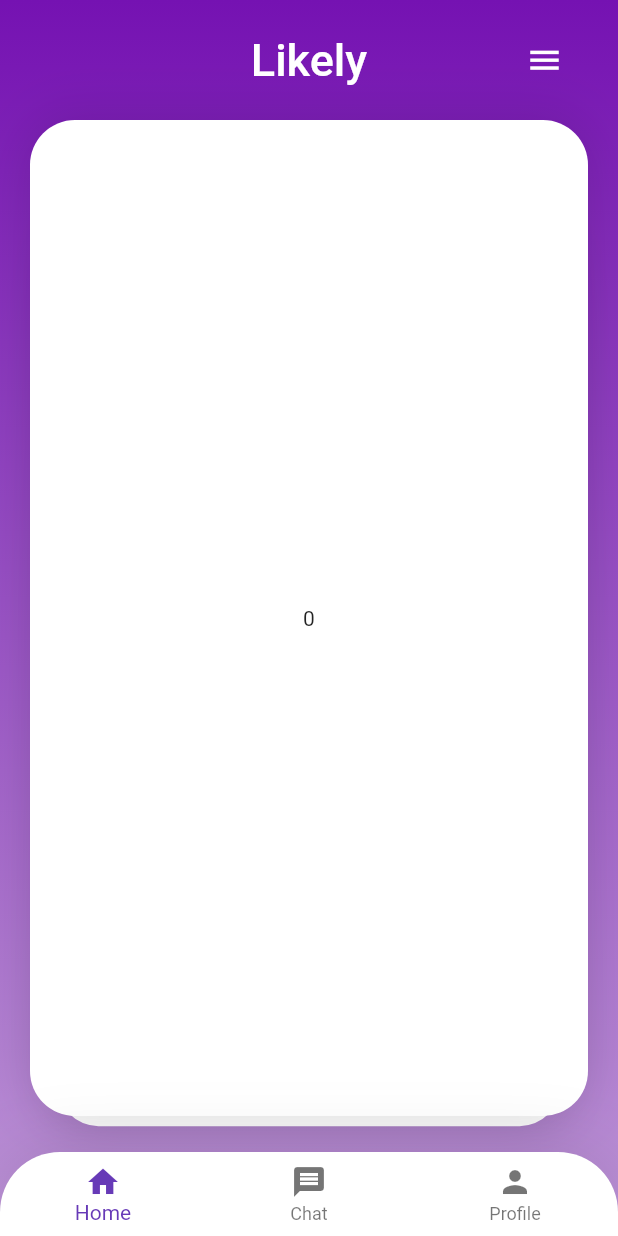
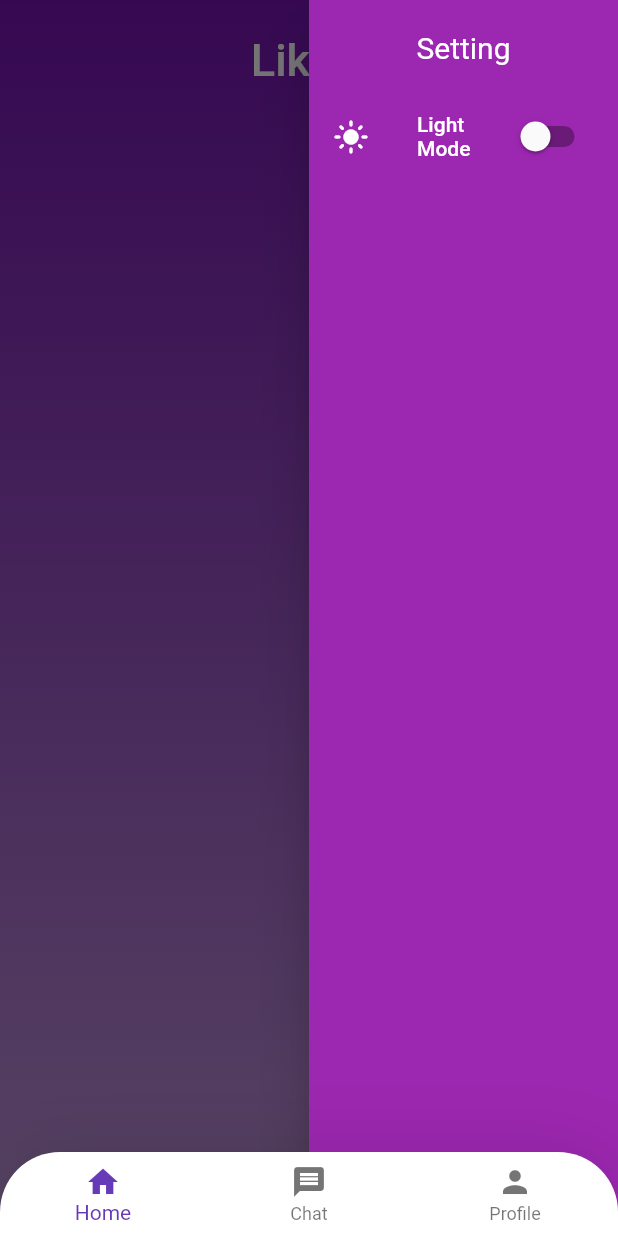
Before and after one commit to rafiizdhr/Likely, a Flutter app: the screen it shows after launch, after a tap on "Sign In", after a tap on the "menu" icon, on a phone screen of 412 x 824 dp. Run offline on Flutter 3.47's test engine with Material 2 defaults, Android fonts, the phone set to English and light mode, and no system bars; drawn by our look-alikes of appinio_swiper; our stand-ins replace cloud_firestore, firebase_core, get, google_fonts, image_picker; accounts and stored records are empty; statements that could not run were skipped.

Commit message:
add drawer untuk setting

```diff
--- a/lib/main.dart
+++ b/lib/main.dart
@@ -25,11 +25,17 @@
       providers: [
         ChangeNotifierProvider(
           create: (BuildContext context) => PageData(),
+        ),
+        ChangeNotifierProvider(
+          create: (BuildContext context) => ThemeModeData(),
         )
       ],
       child: Builder(
         builder: (context) {
           return MaterialApp(
+            theme: ThemeData(),
+            darkTheme: ThemeData(brightness: Brightness.dark),
+            themeMode: Provider.of<ThemeModeData>(context).themeMode,
             debugShowCheckedModeBanner: false,
             routes: {
               "/navbar": (ctx) => BottomNavBar(),
--- /dev/null
+++ b/lib/models/users.dart
@@ -0,0 +1,14 @@
+class DataUser {
+  String? nama;
+  String? jenis_kelamin;
+  String? foto;
+  int? umur;
+
+  DataUser({
+    required nama,
+    required gender,
+    required umur,
+    required foto,
+
+  });
+}
--- a/lib/pages/home_screen.dart
+++ b/lib/pages/home_screen.dart
@@ -16,18 +16,19 @@
     return Scaffold(
       extendBody: true,
       extendBodyBehindAppBar: true,
+      endDrawer: MyDrawer(),
       appBar: AppBar(
         foregroundColor: Colors.white,
         toolbarHeight: 80,
-        actions: [
-          Padding(
-            padding: const EdgeInsets.only(right: 25),
-            child: IconButton(
-              onPressed: () {},
-              icon: const Icon(Icons.menu, size: 25),
-            ),
-          ),
-        ],
+        // actions: [
+        //   Padding(
+        //     padding: const EdgeInsets.only(right: 25),
+        //     child: IconButton(
+        //       onPressed: drwr,
+        //       icon: const Icon(Icons.menu, size: 25),
+        //     ),
+        //   ),
+        // ],
         title: const Text(
           "Likely",
           style: TextStyle(fontSize: 30),
@@ -59,30 +60,55 @@
 }
 
 class Swiper extends StatelessWidget {
-  Swiper({super.key});
-  List<Kartu> woy = List.generate(
-    10,
-    (index) => Kartu(
-      warna: Colors.white,
-      teks: index.toString(),
-    ),
+  Future<List<DataUser>> fetchData() async {
+    QuerySnapshot<Map<String, dynamic>> querySnapshot =
+        await FirebaseFirestore.instance.collection('users').get();
+
+    return querySnapshot.docs.map((doc) {
+      return DataUser(
+        nama: doc['nama'],
+        gender: doc['jenis_kelamin'],
+        umur: doc['umur'],
+        foto: doc['foto'],
       );
+    }).toList();
+  }
 
   @override
   Widget build(BuildContext context) {
+    return FutureBuilder<List<DataUser>>(
+      future: fetchData(),
+      builder: (context, snapshot) {
+        if (snapshot.connectionState == ConnectionState.waiting) {
+          return CircularProgressIndicator();
+        } else if (snapshot.hasError) {
+          return Text('Error: ${snapshot.error}');
+        } else {
+          List<Kartu> cards = snapshot.data!.map((user) {
+            return Kartu(
+              warna: Colors.white,
+              teks: user.nama ?? "",
+            );
+          }).toList();
+
           return AppinioSwiper(
-      cardsCount: 10,
+            cardsCount: cards.length,
             onSwiping: (AppinioSwiperDirection direction) {
               print(direction.toString());
             },
             cardsBuilder: (BuildContext context, int index) {
-        return woy[index];
+              return cards[index];
             },
             swipeOptions: const AppinioSwipeOptions.symmetric(horizontal: true),
             onSwipe: (index, direction) {
-        if (direction == AppinioSwiperDirection.right) {}
+              if (direction == AppinioSwiperDirection.right) {
+                // Handle right swipe
+              }
             },
             loop: true,
+          );
+        }
+      },
     );
   }
 }
@@ -101,7 +127,8 @@
         color: warna,
         boxShadow: [
           BoxShadow(color: Colors.black12, spreadRadius: 1, blurRadius: 30)
-          ]),
+        ],
+      ),
       alignment: Alignment.center,
       child: Text(teks),
     );
--- a/lib/pages/pages.dart
+++ b/lib/pages/pages.dart
@@ -1,11 +1,13 @@
 import 'dart:io';
 import 'package:get/get.dart';
 import '../widgets/widgets.dart';
+import '../models/users.dart';
 import 'package:flutter/material.dart';
 import 'package:flutter/cupertino.dart';
 import 'package:google_fonts/google_fonts.dart';
 import 'package:image_picker/image_picker.dart';
 import 'package:appinio_swiper/appinio_swiper.dart';
+import 'package:cloud_firestore/cloud_firestore.dart';
 
 part 'chat_page.dart';
 part 'home_screen.dart';
--- a/lib/pages/signin.dart
+++ b/lib/pages/signin.dart
@@ -89,7 +89,7 @@
                       String email = emailController.text;
                       String password = passwordController.text;
 
-                      Navigator.pushReplacementNamed(context, '/navbar');
+                      Navigator.popAndPushNamed(context, "/navbar");
                     },
                     style: ButtonStyle(
                       fixedSize: MaterialStateProperty.all<Size>(Size(300, 45)),
--- /dev/null
+++ b/lib/widgets/drawer.dart
@@ -0,0 +1,54 @@
+part of 'widgets.dart';
+
+class ThemeModeData extends ChangeNotifier {
+  ThemeMode _themeMode = ThemeMode.system;
+  ThemeMode get themeMode => _themeMode;
+  bool get isDarkModeActive => _themeMode == ThemeMode.dark;
+
+  void changeTheme(ThemeMode themeMode) {
+    _themeMode = themeMode;
+    notifyListeners();
+  }
+}
+
+class MyDrawer extends StatelessWidget {
+  const MyDrawer({super.key});
+
+  @override
+  Widget build(BuildContext context) {
+    var isDark = Provider.of<ThemeModeData>(context).isDarkModeActive;
+    return Drawer(
+      backgroundColor: Colors.purple,
+      width: Get.width * 0.5,
+      child: Column(
+        children: [
+          SizedBox(height: 20),
+          Text(
+            "Setting",
+            style: TextStyle(fontSize: 20, color: Colors.white),
+          ),
+          SizedBox(height: 20),
+          ListTile(
+            leading: Icon(isDark ? Icons.dark_mode : Icons.light_mode,
+                color: Colors.white),
+            title: Text(
+              isDark ? "Dark Mode" : "Light Mode",
+              style: TextStyle(color: Colors.white),
+            ),
+            trailing: Switch(
+              value: isDark,
+              onChanged: (bool value) {
+                Provider.of<ThemeModeData>(context, listen: false)
+                    .changeTheme(value ? ThemeMode.dark : ThemeMode.light);
+              },
+            ),
+            onTap: () {
+              Provider.of<ThemeModeData>(context, listen: false)
+                  .changeTheme(isDark ? ThemeMode.dark : ThemeMode.light);
+            },
+          )
+        ],
+      ),
+    );
+  }
+}
--- a/lib/widgets/widgets.dart
+++ b/lib/widgets/widgets.dart
@@ -8,3 +8,4 @@
 
 part 'bottom_navbar.dart';
 part 'profile_widget.dart';
+part 'drawer.dart';
--- a/pubspec.yaml
+++ b/pubspec.yaml
@@ -14,6 +14,7 @@
   google_fonts:
   get: ^4.6.5
   image_picker: ^1.0.4
+  cloud_firestore: ^4.13.3
 
 dev_dependencies:
   flutter_test:
```
Also changed, not shown: 3 other files. Lines whose indentation alone changed are shown as unchanged.
